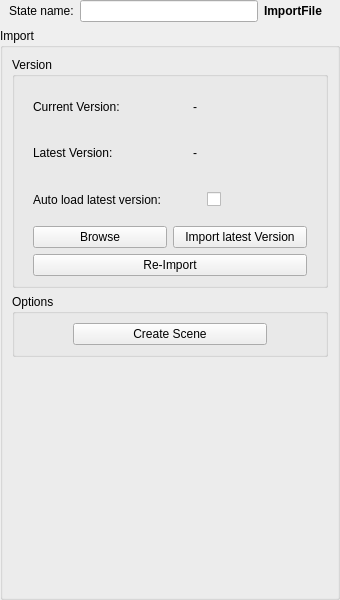
Qt form Fusion/Scripts/StateManagerNodes/StateUserInterfaces/fus_Object3d_Import.ui (Animatect/Prism2_PluginFusion) before a commit.
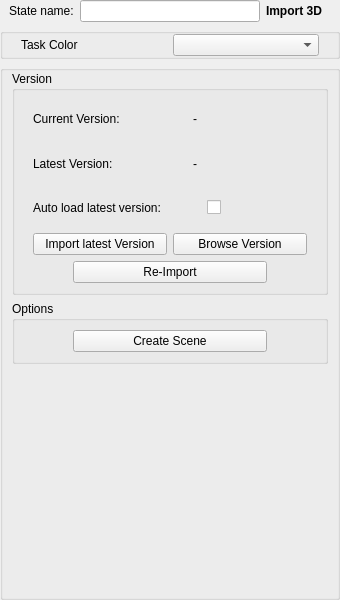
The same form after that commit.

Commit message:
Added Task Coloring to USD and 3D Import States
Added color-picker combobox to USD and object_3d import states.  This will color the Fusion Loader tool associated with the state.

Diff of the .ui file:
```diff
--- a/Fusion/Scripts/StateManagerNodes/StateUserInterfaces/fus_Object3d_Import.ui
+++ b/Fusion/Scripts/StateManagerNodes/StateUserInterfaces/fus_Object3d_Import.ui
@@ -72,21 +72,52 @@
          </font>
         </property>
         <property name="text">
-         <string>ImportFile</string>
+         <string>Import 3D</string>
         </property>
        </widget>
       </item>
      </layout>
     </widget>
    </item>
+   <item>
+    <widget class="QGroupBox" name="gb_taskColor">
+     <layout class="QHBoxLayout" name="f_taskColor">
+      <property name="leftMargin">
+       <number>18</number>
+      </property>
+      <property name="topMargin">
+       <number>0</number>
+      </property>
+      <property name="rightMargin">
+       <number>18</number>
+      </property>
+      <property name="bottomMargin">
+       <number>0</number>
+      </property>
+      <item>
+       <widget class="QLabel" name="l_taskColor">
+        <property name="text">
+         <string>Task Color</string>
+        </property>
+       </widget>
+      </item>
+      <item>
+       <widget class="QComboBox" name="cb_taskColor"/>
+      </item>
+     </layout>
+    </widget>
+   </item>
    <item>
     <widget class="QGroupBox" name="gb_import">
      <property name="title">
-      <string>Import</string>
+      <string/>
      </property>
      <layout class="QVBoxLayout" name="verticalLayout_2">
+      <property name="topMargin">
+       <number>0</number>
+      </property>
       <item>
-       <widget class="QGroupBox" name="groupBox">
+       <widget class="QGroupBox" name="gb_version">
         <property name="title">
          <string>Version</string>
         </property>
@@ -244,19 +275,6 @@
             <property name="bottomMargin">
              <number>0</number>
             </property>
-            <item>
-             <widget class="QPushButton" name="b_browse">
-              <property name="focusPolicy">
-               <enum>Qt::NoFocus</enum>
-              </property>
-              <property name="contextMenuPolicy">
-               <enum>Qt::NoContextMenu</enum>
-              </property>
-              <property name="text">
-               <string>Browse</string>
-              </property>
-             </widget>
-            </item>
             <item>
              <widget class="QPushButton" name="b_importLatest">
               <property name="minimumSize">
@@ -279,6 +297,19 @@
               </property>
              </widget>
             </item>
+            <item>
+             <widget class="QPushButton" name="b_browse">
+              <property name="focusPolicy">
+               <enum>Qt::NoFocus</enum>
+              </property>
+              <property name="contextMenuPolicy">
+               <enum>Qt::NoContextMenu</enum>
+              </property>
+              <property name="text">
+               <string>Browse Version</string>
+              </property>
+             </widget>
+            </item>
            </layout>
           </widget>
          </item>
@@ -291,6 +322,22 @@
             <property name="bottomMargin">
              <number>0</number>
             </property>
+            <item>
+             <spacer name="horizontalSpacer_5">
+              <property name="orientation">
+               <enum>Qt::Horizontal</enum>
+              </property>
+              <property name="sizeType">
+               <enum>QSizePolicy::Fixed</enum>
+              </property>
+              <property name="sizeHint" stdset="0">
+               <size>
+                <width>40</width>
+                <height>20</height>
+               </size>
+              </property>
+             </spacer>
+            </item>
             <item>
              <widget class="QPushButton" name="b_import">
               <property name="focusPolicy">
@@ -301,6 +348,22 @@
               </property>
              </widget>
             </item>
+            <item>
+             <spacer name="horizontalSpacer_6">
+              <property name="orientation">
+               <enum>Qt::Horizontal</enum>
+              </property>
+              <property name="sizeType">
+               <enum>QSizePolicy::Fixed</enum>
+              </property>
+              <property name="sizeHint" stdset="0">
+               <size>
+                <width>40</width>
+                <height>20</height>
+               </size>
+              </property>
+             </spacer>
+            </item>
            </layout>
           </widget>
          </item>
@@ -314,7 +377,7 @@
         </property>
         <layout class="QVBoxLayout" name="verticalLayout_6">
          <item>
-          <widget class="QWidget" name="f_keepRefEdits" native="true">
+          <widget class="QWidget" name="f_3dScene" native="true">
            <layout class="QHBoxLayout" name="horizontalLayout_10">
             <property name="leftMargin">
              <number>9</number>
```
The commit also changes 7 other files.
